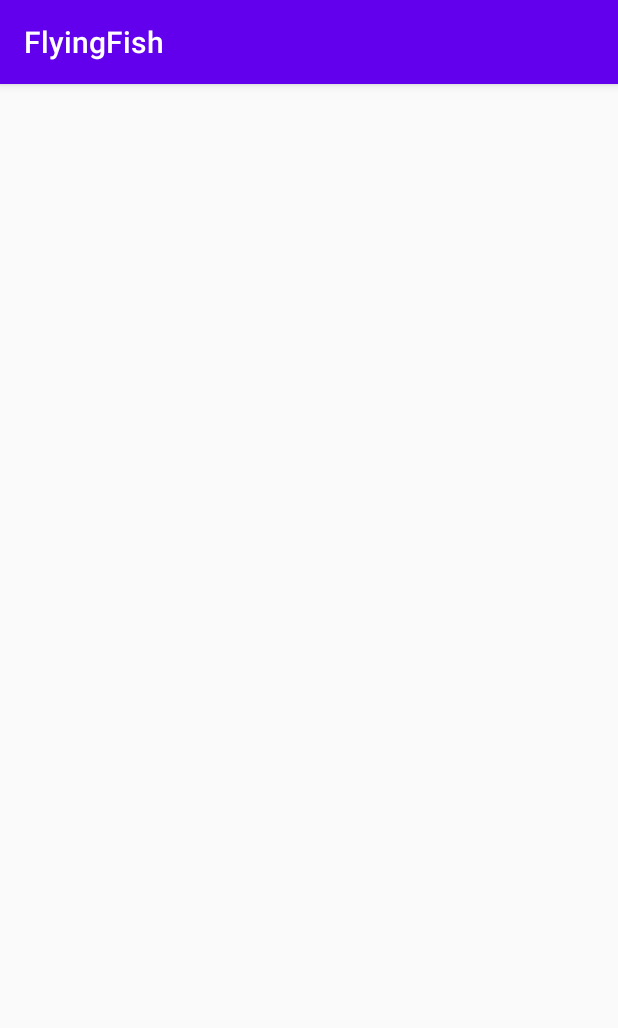
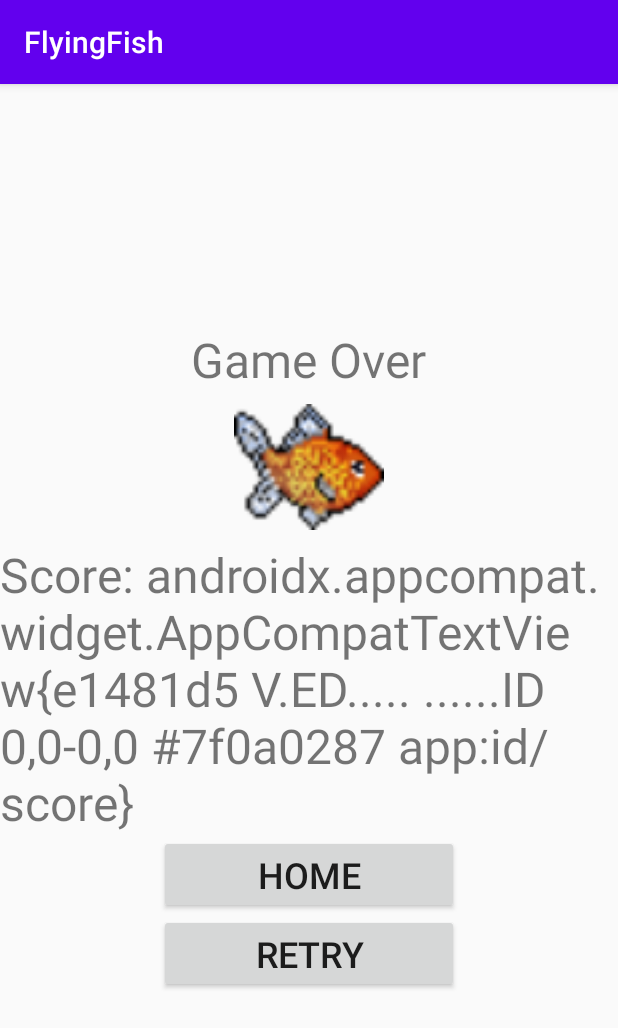
Before and after one commit to LarsMaronde/FlyingFish, an Android app: the screen it shows after launch (EndgameActivity before the commit, EndGameActivity after it), on a phone screen of 412 x 824 dp. Shown: the top 1028 px of the screen. Run offline under Robolectric (Android 15) with nearby library versions, the phone set to English and light mode, and no system bars; 1 statement that could not run was skipped.

Commit message:
singleton added

```diff
--- a/app/src/main/AndroidManifest.xml
+++ b/app/src/main/AndroidManifest.xml
@@ -30,7 +30,7 @@
                 <category android:name="android.intent.category.LAUNCHER" />
             </intent-filter>
         </activity>
-        <activity android:name=".EndgameActivity">
+        <activity android:name=".EndGameActivity">
             <intent-filter>
                 <action android:name="android.intent.action.MAIN" />
 
--- /dev/null
+++ b/app/src/main/java/com/example/flyingfish/EndGameActivity.java
@@ -0,0 +1,35 @@
+package com.example.flyingfish;
+
+import android.content.Intent;
+import android.os.Bundle;
+import android.view.View;
+import android.widget.Button;
+import android.widget.TextView;
+
+import androidx.appcompat.app.AppCompatActivity;
+
+public class EndGameActivity extends AppCompatActivity {
+    private TextView score;
+    private Button bt;
+
+    @Override
+    protected void onCreate(Bundle savedInstanceState) {
+        super.onCreate(savedInstanceState);
+        setContentView(R.layout.activity_endgame);
+
+        String scoreText = getIntent().getExtras().get("score").toString();
+        score = findViewById(R.id.score);
+        score.setText( "Score: " + score);
+
+    }
+
+    public void mainActivity(View v){
+        Intent intent = new Intent(EndGameActivity.this, MainActivity.class);
+        startActivity(intent);
+    }
+
+    public void startGame(){
+        Intent intent = new Intent(EndGameActivity.this, LevelMenueActivity.class);
+        startActivity(intent);
+    }
+}
--- a/app/src/main/java/com/example/flyingfish/EndgameActivity.java
+++ /dev/null
@@ -1,13 +0,0 @@
-package com.example.flyingfish;
-
-import android.os.Bundle;
-
-import androidx.appcompat.app.AppCompatActivity;
-
-public class EndgameActivity extends AppCompatActivity {
-
-    @Override
-    protected void onCreate(Bundle savedInstanceState) {
-        super.onCreate(savedInstanceState);
-    }
-}
--- a/app/src/main/java/com/example/flyingfish/LevelMenueActivity.java
+++ b/app/src/main/java/com/example/flyingfish/LevelMenueActivity.java
@@ -8,7 +8,7 @@ import android.view.View;
 import androidx.appcompat.app.AppCompatActivity;
 
 public class LevelMenueActivity extends AppCompatActivity {
-    public static final String LEVEL_MESSAGE = "com.exampleflyingfish.MESSAGE" ;
+    public static final String LEVEL_MESSAGE = "com.exampleflyingfish.MESSAGE";
     private int level;
 
     @Override
--- a/app/src/main/res/layout/activity_endgame.xml
+++ b/app/src/main/res/layout/activity_endgame.xml
@@ -33,10 +33,31 @@
         android:layout_width="wrap_content"
         android:layout_height="wrap_content"
         android:layout_gravity="center_horizontal"
-        android:text="@string/gameover"
+        android:text="@string/score"
         android:textSize="32sp"
         android:layout_centerHorizontal="true"
             android:layout_below="@id/start_iv"/>
+        <Button
+            android:id="@+id/mainactivity_bt"
+            android:layout_width="200dp"
+            android:layout_height="wrap_content"
+
+            android:layout_centerHorizontal="true"
+            android:layout_gravity="center_horizontal"
+            android:onClick="mainActivity"
+            android:text="@string/home"
+            android:textSize="24sp"
+            android:layout_below="@id/score"/>
+        <Button
+            android:id="@+id/retry_bt"
+            android:layout_width="200dp"
+            android:layout_height="wrap_content"
+            android:layout_below="@+id/mainactivity_bt"
+            android:layout_centerHorizontal="true"
+            android:layout_gravity="center_horizontal"
+            android:onClick="startGame"
+            android:text="@string/retry"
+            android:textSize="24sp" />
 
 
     </RelativeLayout>
--- a/app/src/main/res/values/strings.xml
+++ b/app/src/main/res/values/strings.xml
@@ -7,6 +7,8 @@
     <string name="quit">quit</string>
     <string name="gameover">Game Over</string>
     <string name="score">Score</string>
+    <string name="home">Home</string>
+    <string name="retry">Retry</string>
     <string name="leveleselection">Level Selection</string>
     <string name="level1">Level 1</string>
     <string name="level2">Level 2</string>
```
Also changed, not shown: app/src/main/java/com/example/flyingfish/GamePanel.java (+17 -3 lines), app/src/main/java/com/example/flyingfish/gameObjects/Fish.java (+11 -0 lines), app/src/main/java/com/example/flyingfish/gameObjects/Level.java (+8 -13 lines).
